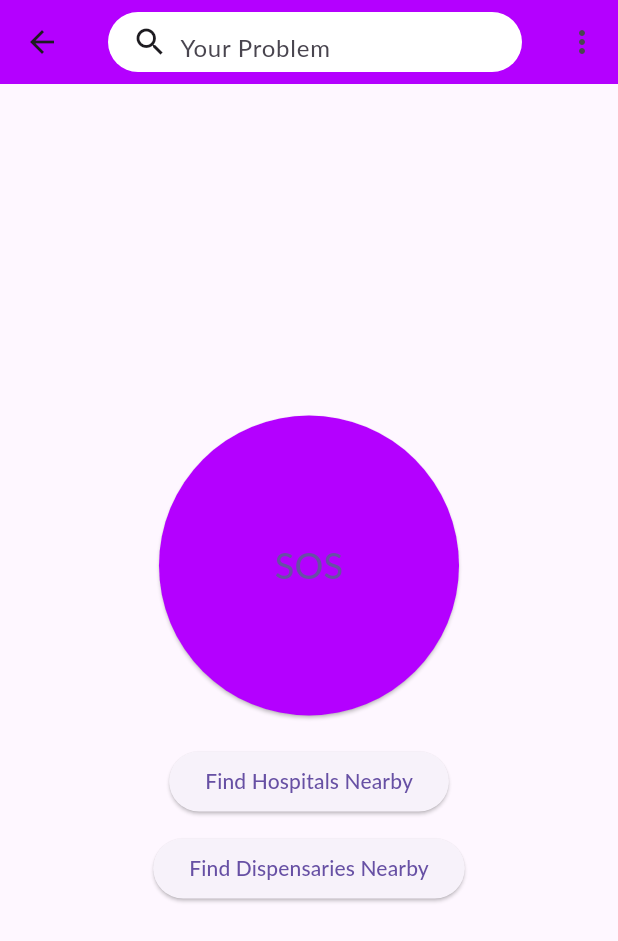
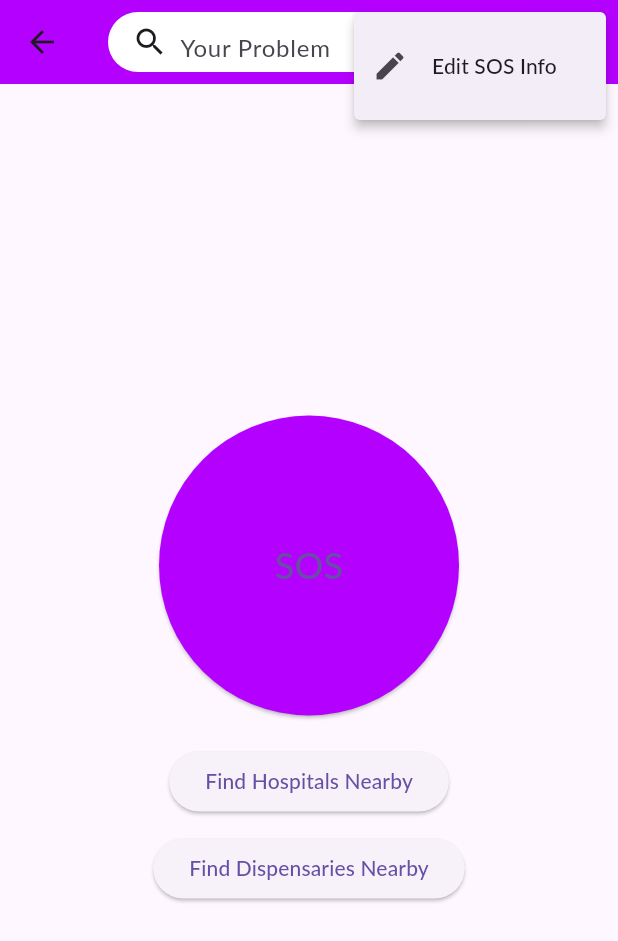
Before and after one commit to sanjyot242/RescueMate, a Flutter app: the MainScreen screen opened by its route, after a tap on the "more vert" icon, on a phone screen of 412 x 824 dp. Shown: the top 941 px of the screen. Run offline on Flutter 3.47's test engine with Material 3 defaults, Android fonts, the light colour scheme and no system bars; our stand-ins replace location, permission_handler, shared_preferences; accounts and stored records are empty; Roboto replaces fonts that are missing (Lato).

Commit message:
some progress

```diff
--- a/lib/route.dart
+++ b/lib/route.dart
@@ -2,10 +2,12 @@ import 'package:flutter/material.dart';
 import 'package:rescuemate/screens/main_screen.dart';
 import 'package:rescuemate/screens/splash_screen.dart';
 import 'package:rescuemate/screens/sos_info_screen.dart';
+import 'package:rescuemate/screens/edit_sos_info_screen.dart';
 
 const String splashScreen = 'splash_screen';
 const String mainScreen = 'main_screen';
 const String sosInfoScreen = 'sos_info_screen';
+const String editSosInfoScreen = 'edit_sos_info_screen';
 
 Route<dynamic> controller(RouteSettings settings) {
   final args = settings.arguments;
@@ -16,6 +18,8 @@ Route<dynamic> controller(RouteSettings settings) {
       return MaterialPageRoute(builder: (context) => MainScreen());
     case sosInfoScreen:
       return MaterialPageRoute(builder: (context) => SosInfoScreen());
+    case editSosInfoScreen:
+      return MaterialPageRoute(builder: (context) => EditSosInfoScreen());
     default:
       throw ('No such route exists');
   }
--- a/lib/screens/main_screen.dart
+++ b/lib/screens/main_screen.dart
@@ -1,6 +1,7 @@
 import 'package:flutter/material.dart';
 import 'dart:convert';
 import 'package:http/http.dart' as http;
+import 'package:rescuemate/route.dart' as route;
 
 class MainScreen extends StatefulWidget {
   @override
@@ -37,13 +38,23 @@ class _MainScreenState extends State<MainScreen> {
           ),
         ),
         actions: [
-          IconButton(
-            icon: Icon(Icons.more_vert),
-            onPressed: () {
+  PopupMenuButton(
+    itemBuilder: (BuildContext context) {
+      return [
+        PopupMenuItem(
+          child: ListTile(
+            leading: Icon(Icons.edit),
+            title: Text('Edit SOS Info'),
+            onTap: () {
               // Handle action
+              Navigator.pushNamed(context, route.editSosInfoScreen);
             },
           ),
-        ],
+        ),
+      ];
+    },
+  ),
+],
       ),
       body: Center(
         child: Column(
```
Also changed, not shown: lib/screens/edit_sos_info_screen.dart (added, +107 -0 lines), lib/screens/sos_info_screen.dart (+6 -4 lines), lib/shared-preferences.dart (+13 -1 lines).
